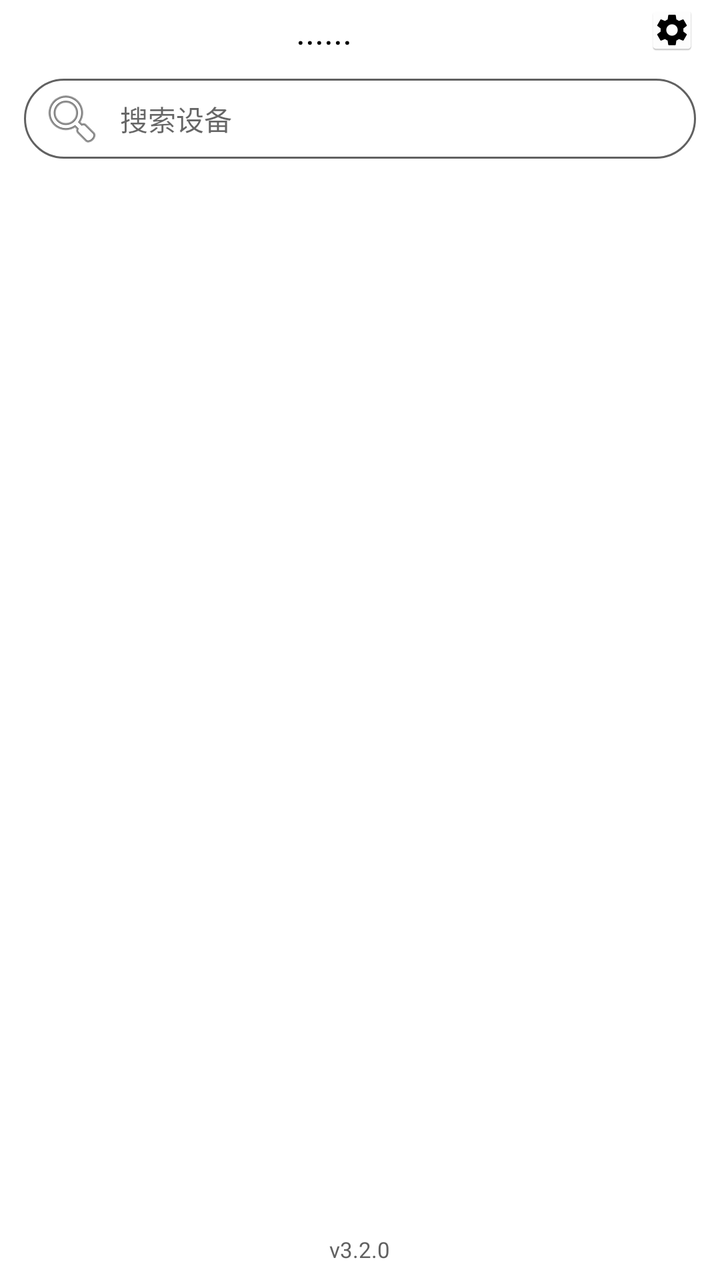
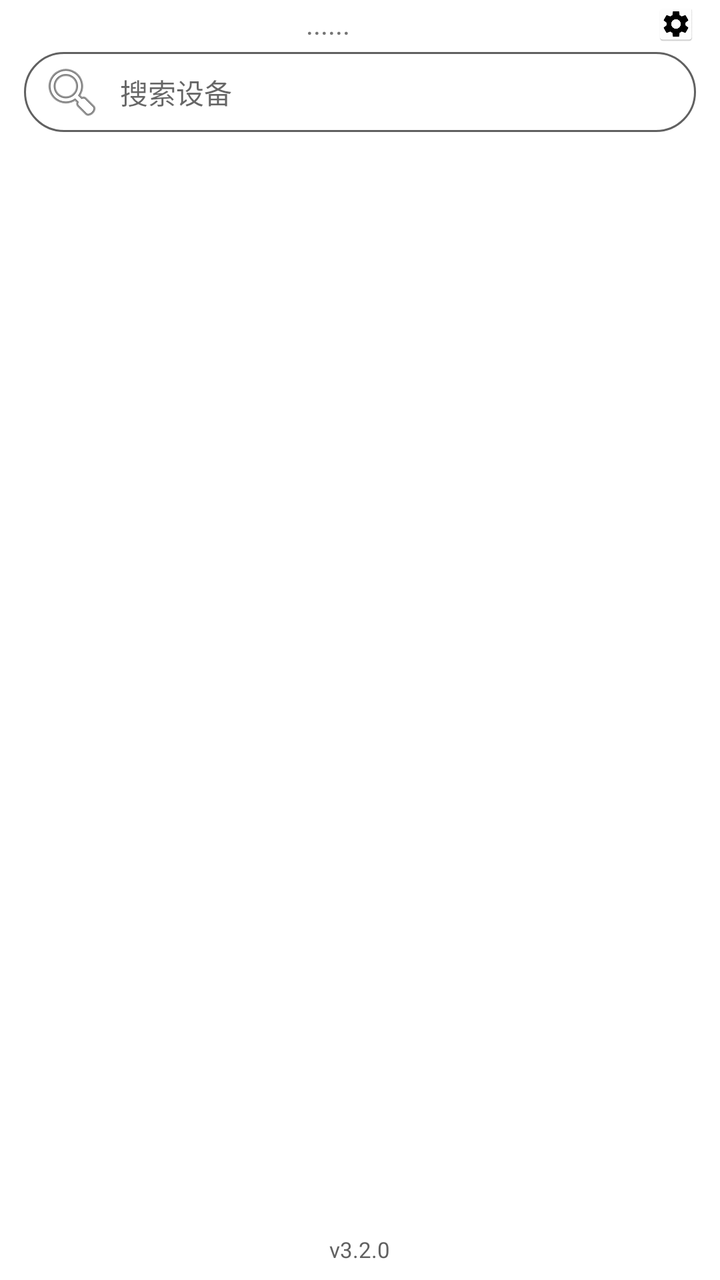

The first picture is an Android layout as it rendered before a commit; the second is the same layout after the commit. The layout source and the unified diff follow.
<!-- AndroidManifest.xml: application theme Theme.BTControl -->
<!-- res/layout/activity_bluetooth_control.xml -->
<?xml version="1.0" encoding="utf-8"?>
<LinearLayout xmlns:android="http://schemas.android.com/apk/res/android"
    xmlns:tools="http://schemas.android.com/tools"
    android:layout_width="match_parent"
    android:layout_height="match_parent"
    android:fitsSystemWindows="true"
    android:orientation="vertical">

    
    <LinearLayout
        android:layout_width="match_parent"
        android:layout_height="wrap_content"
        android:layout_marginTop="3dp"
        android:layout_marginBottom="12dp"
        android:gravity="center"
        android:orientation="horizontal"
        android:paddingStart="12dp"
        android:paddingEnd="12dp"
        tools:ignore="UseCompoundDrawables">

        <TextView
            android:id="@+id/statusTextView"
            android:layout_width="0dp"
            android:layout_height="wrap_content"
            android:layout_weight="4"
            android:gravity="center"
            android:text="@string/等待"
            android:textColor="?android:textColorPrimary"
            android:textSize="18sp" />

        <ImageView
            android:id="@+id/image_accessibility_settings"
            android:layout_width="24dp"
            android:layout_height="24dp"
            android:layout_marginStart="12dp"
            android:contentDescription="@string/无障碍"
            android:src="@mipmap/accessibility" />
    </LinearLayout>

    
    <LinearLayout
        android:layout_width="match_parent"
        android:layout_height="wrap_content"
        android:layout_marginStart="12dp"
        android:layout_marginEnd="12dp"
        android:layout_marginBottom="8dp"
        android:gravity="center_vertical"
        android:orientation="horizontal">

        <EditText
            android:id="@+id/searchEditText"
            android:layout_width="0dp"
            android:layout_height="40dp"
            android:layout_weight="1"
            android:background="@drawable/search_background"
            android:drawableStart="@android:drawable/ic_menu_search"
            android:drawablePadding="8dp"
            android:hint="@string/搜索设备"
            android:imeOptions="actionSearch"
            android:inputType="text"
            android:paddingStart="8dp"
            android:paddingEnd="8dp"
            android:singleLine="true"
            android:textColorHint="?android:textColorHint"
            android:textSize="14sp" />

        <ImageButton
            android:id="@+id/clearSearchButton"
            android:layout_width="40dp"
            android:layout_height="40dp"
            android:layout_marginStart="8dp"
            android:background="?attr/selectableItemBackgroundBorderless"
            android:contentDescription="@string/清除搜索"
            android:src="@android:drawable/ic_menu_close_clear_cancel"
            android:visibility="gone" />
    </LinearLayout>

    <androidx.recyclerview.widget.RecyclerView
        android:id="@+id/deviceRecyclerView"
        android:layout_width="match_parent"
        android:layout_height="0dp"
        android:layout_weight="1"
        android:clipToPadding="false"
        android:paddingBottom="16dp"
        tools:listitem="@layout/item_bluetooth_device" />

    
    <LinearLayout
        android:id="@+id/btctlBar"
        android:layout_width="match_parent"
        android:layout_height="wrap_content"
        android:layout_marginStart="12dp"
        android:layout_marginEnd="12dp"
        android:layout_marginBottom="8dp"
        android:background="@drawable/search_background"
        android:gravity="center_vertical"
        android:orientation="horizontal"
        android:paddingStart="10dp"
        android:paddingTop="6dp"
        android:paddingEnd="10dp"
        android:paddingBottom="6dp"
        android:visibility="gone">

        <TextView
            android:id="@+id/btctlResultTextView"
            android:layout_width="0dp"
            android:layout_height="wrap_content"
            android:layout_weight="1"
            android:ellipsize="end"
            android:maxLines="1"
            android:text="@string/btctl_result_empty"
            android:textColor="?android:textColorSecondary"
            android:textSize="12sp" />
    </LinearLayout>

    
    <TextView
        android:id="@+id/versionTextView"
        android:layout_width="wrap_content"
        android:layout_height="wrap_content"
        android:layout_gravity="center_horizontal"
        android:background="?attr/selectableItemBackground"
        android:contentDescription="@string/版本_入口"
        android:gravity="center"
        android:paddingStart="12dp"
        android:paddingTop="6dp"
        android:paddingEnd="12dp"
        android:paddingBottom="8dp"
        android:text="v3.2.0"
        android:textColor="?android:textColorSecondary"
        android:textSize="11sp" />
</LinearLayout>
<!-- res/layout/item_bluetooth_device.xml (included above) -->
<?xml version="1.0" encoding="utf-8"?>
<LinearLayout xmlns:android="http://schemas.android.com/apk/res/android"
    xmlns:tools="http://schemas.android.com/tools"
    android:layout_width="match_parent"
    android:layout_height="wrap_content"
    android:orientation="horizontal"
    android:padding="12dp"
    android:background="@drawable/device_item_complete_selector"
    android:layout_margin="4dp"
    android:gravity="center_vertical">

    <LinearLayout
        android:layout_width="0dp"
        android:layout_height="wrap_content"
        android:layout_weight="1"
        android:orientation="vertical">

        <TextView
            android:id="@+id/deviceNameTextView"
            android:layout_width="match_parent"
            android:layout_height="wrap_content"
            android:textSize="16sp"
            android:textColor="?android:attr/textColorPrimary"
            android:textStyle="bold" />

        <TextView
            android:id="@+id/deviceAddressTextView"
            android:layout_width="match_parent"
            android:layout_height="wrap_content"
            android:textSize="14sp"
            android:textColor="?android:attr/textColorSecondary"
            android:layout_marginTop="2dp" />

        <LinearLayout
            android:layout_width="match_parent"
            android:layout_height="wrap_content"
            android:orientation="horizontal"
            android:layout_marginTop="2dp">

            <TextView
                android:id="@+id/deviceStatusTextView"
                android:layout_width="wrap_content"
                android:layout_height="wrap_content"
                android:textSize="12sp"
                android:textColor="@android:color/holo_blue_dark"
                android:layout_marginEnd="4dp" />

            <TextView
                android:id="@+id/deviceProfilesTextView"
                android:layout_width="0dp"
                android:layout_height="wrap_content"
                android:layout_weight="1"
                android:textSize="11sp"
                android:textColor="@android:color/holo_orange_dark"
                android:visibility="gone" />

        </LinearLayout>

    </LinearLayout>

    
    <TextView
        android:id="@+id/deviceRssiTextView"
        android:layout_width="wrap_content"
        android:layout_height="wrap_content"
        android:layout_marginStart="6dp"
        android:textSize="11sp"
        android:textColor="?android:attr/textColorSecondary"
        android:visibility="gone"
        tools:ignore="HardcodedText" />

    
    <ImageView
        android:id="@+id/deviceDetailImageView"
        android:layout_width="40dp"
        android:layout_height="40dp"
        android:layout_marginStart="4dp"
        android:background="?android:attr/selectableItemBackgroundBorderless"
        android:contentDescription="@string/设备_进入详情"
        android:padding="8dp"
        android:src="@drawable/ic_chevron_right"
        android:visibility="gone" />

</LinearLayout>
<!-- resources referenced by this layout -->
<resources>
  <!-- drawable device_item_complete_selector: vector/xml drawable (drawable, 2326 chars, omitted) -->
  <!-- drawable ic_chevron_right (drawable) -->
  <?xml version="1.0" encoding="utf-8"?>
  <vector xmlns:android="http://schemas.android.com/apk/res/android"
      android:width="24dp"
      android:height="24dp"
      android:viewportWidth="24"
      android:viewportHeight="24"
      android:tint="?android:attr/textColorSecondary">
      <path
          android:fillColor="@android:color/white"
          android:pathData="M9.29,6.71a1,1 0,0 0,0 1.41L13.17,12l-3.88,3.88a1,1 0,1 0,1.42 1.41l4.58,-4.58a1,1 0,0 0,0 -1.41L10.7,6.71a1,1 0,0 0,-1.41 0z" />
  </vector>
  <!-- drawable search_background (drawable) -->
  <?xml version="1.0" encoding="utf-8"?>
  <shape xmlns:android="http://schemas.android.com/apk/res/android"
      android:shape="rectangle">
      <corners android:radius="20dp" />
      <solid android:color="?android:attr/colorBackground" />
      <stroke
          android:width="1dp"
          android:color="?android:attr/colorControlNormal" />
  </shape>
  <!-- mipmap accessibility: png bitmap (mipmap-hdpi, 2104 bytes) -->
  <string name="btctl_result_empty">暂无自动化结果（adb 触发后显示在这里，点一下复制 JSON）</string>
  <style name="Theme.BTControl" parent="Theme.MaterialComponents.DayNight.NoActionBar">
          <item name="android:textColorPrimary">@color/black</item> 
          <item name="android:textColorSecondary">@color/grey_700</item> 
  
          
          <item name="android:windowFullscreen">false</item>
  
          
          <item name="android:statusBarColor">@color/colorPrimary</item>
          
          <item name="android:windowLightStatusBar">true</item> 
  
          
          <item name="colorPrimary">@color/colorPrimary</item>
          <item name="colorPrimaryVariant">@color/colorPrimaryVariant</item>
          <item name="colorOnPrimary">@color/white</item>
  
          
          <item name="colorSecondary">@color/colorSecondary</item>
          <item name="colorSecondaryVariant">@color/colorSecondaryVariant</item>
          <item name="colorOnSecondary">@color/colorOnSecondary</item>
  
          
          <item name="android:windowBackground">@color/white</item>
          <item name="cardBackgroundColor">@color/surface_card</item> 
  
          
          <item name="materialAlertDialogTheme">@style/ThemeOverlay.BTControl.AlertDialog</item>
          <item name="colorAccent">@color/colorSecondary</item>
          <item name="alertDialogTheme">@style/ThemeOverlay.BTControl.AlertDialog</item>
      </style>
  <color name="black">#000000</color>
  <color name="grey_700">#616161</color>
  <color name="colorPrimary">#1565C0</color>
  <color name="colorPrimaryVariant">#003c8f</color>
  <color name="white">#FFFFFF</color>
  <color name="colorSecondary">#1E88E5</color>
  <color name="colorSecondaryVariant">#1565C0</color>
  <color name="colorOnSecondary">#FFFFFF</color>
  <color name="surface_card">#FFFFFF</color>
  <style name="ThemeOverlay.BTControl.AlertDialog" parent="ThemeOverlay.MaterialComponents.Dialog.Alert">
          <item name="colorPrimary">@color/colorSecondary</item>
          <item name="android:textColorPrimary">@color/black</item>
          <item name="android:textColorSecondary">@color/grey_700</item>
      </style>
</resources>

<!-- the commit's change to res/layout/activity_bluetooth_control.xml (unified diff, before → after) -->
@@ -10,8 +10,8 @@
     <LinearLayout
         android:layout_width="match_parent"
         android:layout_height="wrap_content"
-        android:layout_marginTop="3dp"
-        android:layout_marginBottom="12dp"
+        android:layout_marginTop="2dp"
+        android:layout_marginBottom="4dp"
         android:gravity="center"
         android:orientation="horizontal"
         android:paddingStart="12dp"
@@ -25,13 +25,13 @@
             android:layout_weight="4"
             android:gravity="center"
             android:text="@string/等待"
-            android:textColor="?android:textColorPrimary"
-            android:textSize="18sp" />
+            android:textColor="@color/textSecondary"
+            android:textSize="14sp" />
 
         <ImageView
             android:id="@+id/image_accessibility_settings"
-            android:layout_width="24dp"
-            android:layout_height="24dp"
+            android:layout_width="20dp"
+            android:layout_height="20dp"
             android:layout_marginStart="12dp"
             android:contentDescription="@string/无障碍"
             android:src="@mipmap/accessibility" />
<!-- resource entries referenced after the edit -->
@@ -1,5 +1,6 @@
 <!-- resources referenced by this layout -->
 <resources>
+  <color name="textSecondary">#757575</color>
   <!-- drawable device_item_complete_selector: vector/xml drawable (drawable, 2326 chars, omitted) -->
   <!-- drawable ic_chevron_right (drawable) -->
   <?xml version="1.0" encoding="utf-8"?>
